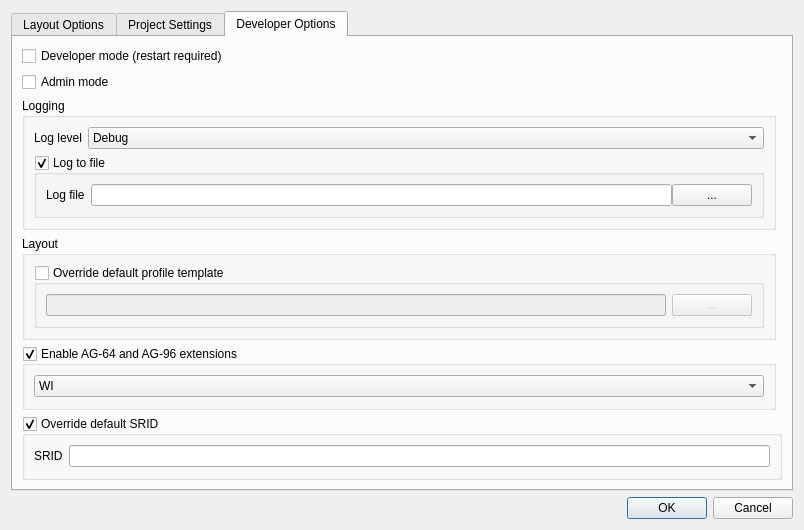
teksi/wastewater, file plugin/teksi_wastewater/ui/twwsettingsdialog.ui: the form before one commit.
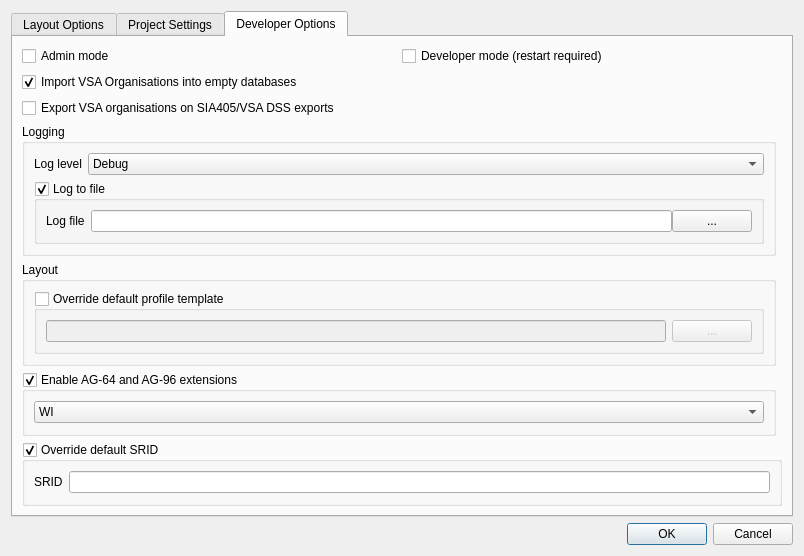
The form after the commit. The open tabs and pages were chosen to show the change. Custom widgets are drawn as their Qt base class.

Commit message:
add to settings dialog and into export
export needed for TWW4VGEP - comparing organisations

What changed in the file:
```diff
--- a/plugin/teksi_wastewater/ui/twwsettingsdialog.ui
+++ b/plugin/teksi_wastewater/ui/twwsettingsdialog.ui
@@ -165,27 +165,7 @@
        <string>Developer Options</string>
       </attribute>
       <layout class="QGridLayout" name="gridLayout">
-       <item row="0" column="0">
-        <widget class="QCheckBox" name="mCbDevelMode">
-         <property name="toolTip">
-          <string>Enables developer tools on the profile widget. Reload and Inspect options are shown. The dock needs to be reopened.</string>
-         </property>
-         <property name="text">
-          <string>Developer mode (restart required)</string>
-         </property>
-        </widget>
-       </item>
-       <item row="1" column="0">
-        <widget class="QCheckBox" name="mCbAdminMode">
-         <property name="toolTip">
-          <string>Enables the datamodel tool. The plugin needs to be reloaded.</string>
-         </property>
-         <property name="text">
-          <string>Admin mode</string>
-         </property>
-        </widget>
-       </item>
-       <item row="2" column="0">
+       <item row="6" column="0">
         <widget class="QGroupBox" name="groupBox">
          <property name="title">
           <string>Logging</string>
@@ -278,44 +258,17 @@
          </layout>
         </widget>
        </item>
-       <item row="3" column="0">
-        <widget class="QGroupBox" name="mGbLayout">
-         <property name="title">
-          <string>Layout</string>
-         </property>
-         <layout class="QFormLayout" name="formLayout">
-          <property name="fieldGrowthPolicy">
-           <enum>QFormLayout::AllNonFixedFieldsGrow</enum>
-          </property>
-          <item row="0" column="0" colspan="2">
-           <widget class="QGroupBox" name="mGbOverrideDefaultProfileTemplate">
-            <property name="title">
-             <string>Override default profile template</string>
-            </property>
-            <property name="checkable">
-             <bool>true</bool>
-            </property>
-            <property name="checked">
-             <bool>false</bool>
-            </property>
-            <layout class="QHBoxLayout" name="horizontalLayout">
-             <item>
-              <widget class="QLineEdit" name="mProfileTemplateFile"/>
-             </item>
-             <item>
-              <widget class="QPushButton" name="mPbnChooseProfileTemplateFile">
-               <property name="text">
-                <string>...</string>
-               </property>
-              </widget>
-             </item>
-            </layout>
-           </widget>
-          </item>
-         </layout>
-        </widget>
-       </item>
        <item row="4" column="0">
+        <widget class="QCheckBox" name="mCbOrgImportMode">
+         <property name="text">
+          <string>Import VSA Organisations into empty databases</string>
+         </property>
+         <property name="checked">
+          <bool>true</bool>
+         </property>
+        </widget>
+       </item>
+       <item row="8" column="0">
         <widget class="QGroupBox" name="mCbAg6496Extension">
          <property name="enabled">
           <bool>true</bool>
@@ -357,7 +310,68 @@
          </layout>
         </widget>
        </item>
-	  <item row="5" column="0" colspan="2">
+       <item row="2" column="0">
+        <layout class="QHBoxLayout" name="qhbox_modes">
+         <item>
+          <widget class="QCheckBox" name="mCbAdminMode">
+           <property name="toolTip">
+            <string>Enables the datamodel tool. The plugin needs to be reloaded.</string>
+           </property>
+           <property name="text">
+            <string>Admin mode</string>
+           </property>
+          </widget>
+         </item>
+         <item>
+          <widget class="QCheckBox" name="mCbDevelMode">
+           <property name="toolTip">
+            <string>Enables developer tools on the profile widget. Reload and Inspect options are shown. The dock needs to be reopened.</string>
+           </property>
+           <property name="text">
+            <string>Developer mode (restart required)</string>
+           </property>
+          </widget>
+         </item>
+        </layout>
+       </item>
+       <item row="7" column="0">
+        <widget class="QGroupBox" name="mGbLayout">
+         <property name="title">
+          <string>Layout</string>
+         </property>
+         <layout class="QFormLayout" name="formLayout">
+          <property name="fieldGrowthPolicy">
+           <enum>QFormLayout::AllNonFixedFieldsGrow</enum>
+          </property>
+          <item row="0" column="0" colspan="2">
+           <widget class="QGroupBox" name="mGbOverrideDefaultProfileTemplate">
+            <property name="title">
+             <string>Override default profile template</string>
+            </property>
+            <property name="checkable">
+             <bool>true</bool>
+            </property>
+            <property name="checked">
+             <bool>false</bool>
+            </property>
+            <layout class="QHBoxLayout" name="horizontalLayout">
+             <item>
+              <widget class="QLineEdit" name="mProfileTemplateFile"/>
+             </item>
+             <item>
+              <widget class="QPushButton" name="mPbnChooseProfileTemplateFile">
+               <property name="text">
+                <string>...</string>
+               </property>
+              </widget>
+             </item>
+            </layout>
+           </widget>
+          </item>
+         </layout>
+        </widget>
+       </item>
+       <item row="9" column="0" colspan="2">
            <widget class="QGroupBox" name="mGbOverrideSRID">
             <property name="title">
              <string>Override default SRID</string>
@@ -400,6 +414,13 @@
             </layout>
            </widget>
           </item>
+       <item row="5" column="0">
+        <widget class="QCheckBox" name="mCbOrgExportMode">
+         <property name="text">
+          <string>Export VSA organisations on SIA405/VSA DSS exports</string>
+         </property>
+        </widget>
+       </item>
          </layout>
      </widget>
     </widget>
```
Left out of the diff: 6 changed lines with no effect on the pictures. Lines whose indentation alone changed are shown as unchanged. The commit also changes 3 other files.
